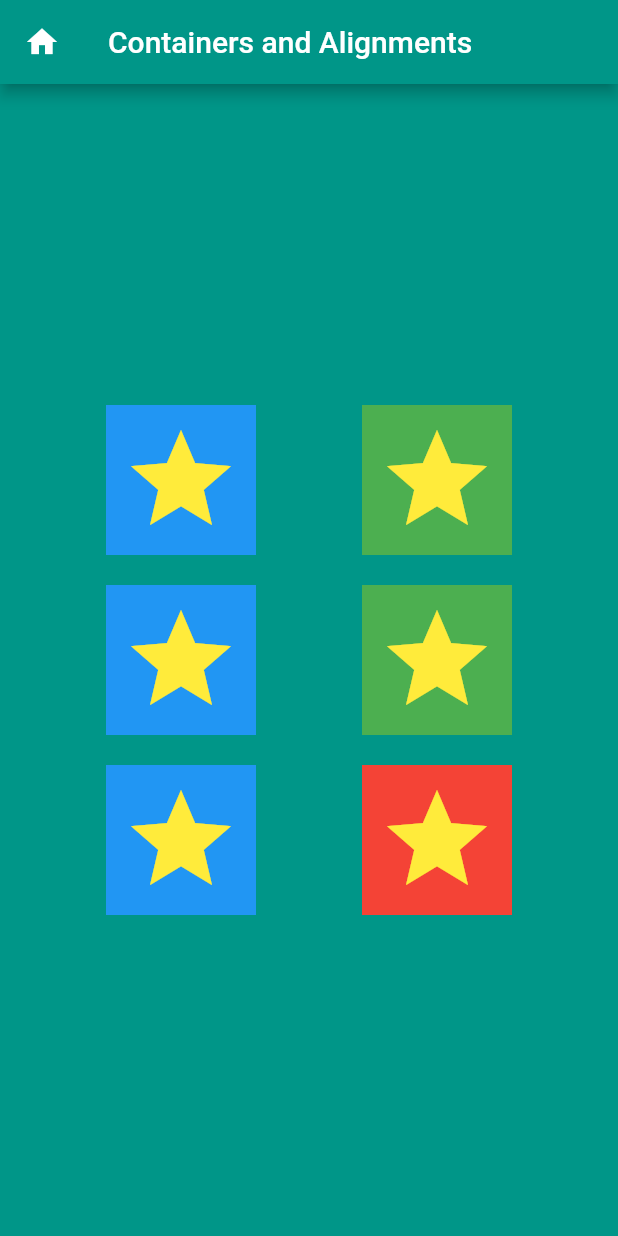
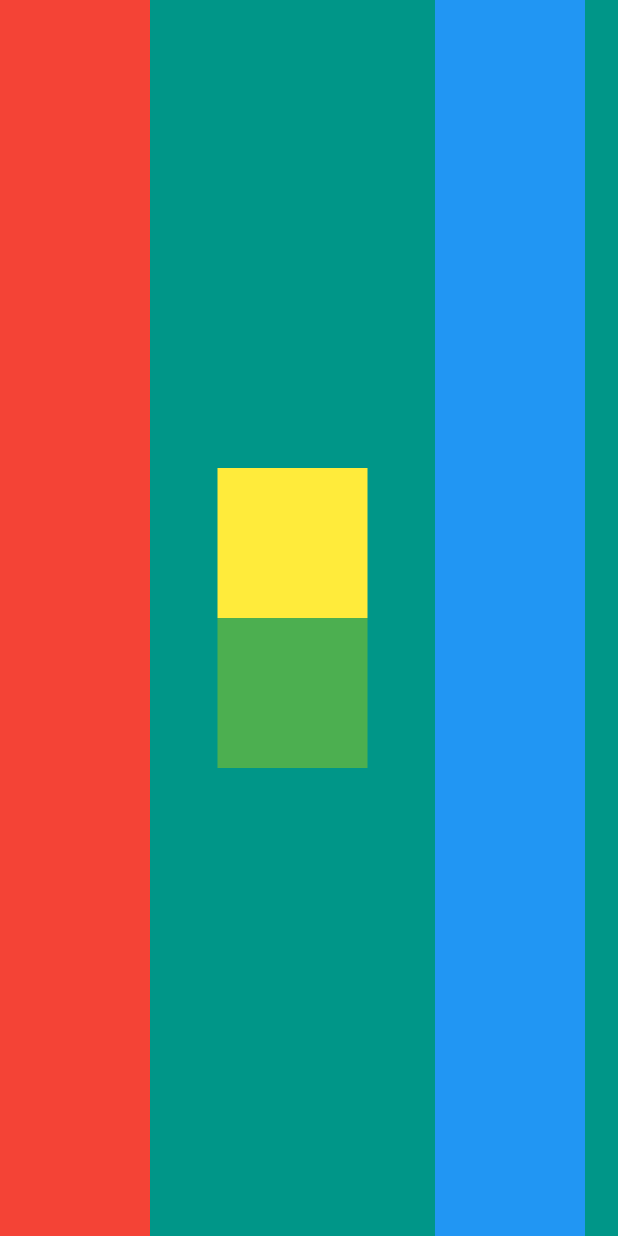
Before and after one commit to anupbaranwal/flutter_containers, a Flutter app: the screen it shows after launch, on a phone screen of 412 x 824 dp. Run offline on Flutter 3.47's test engine with Material 2 defaults, Android fonts, the phone set to English and light mode, and no system bars.

Commit message:
feat: change as per flutter layout challenge

```diff
--- a/lib/main.dart
+++ b/lib/main.dart
@@ -10,68 +10,43 @@ class MyApp extends StatelessWidget {
     return MaterialApp(
       debugShowCheckedModeBanner: false,
       home: Scaffold(
-        appBar: AppBar(backgroundColor: Colors.teal, title: Text('Containers and Alignments'),
-        leading: Icon(Icons.home,),),
         backgroundColor: Colors.teal,
-        body: Container(
-          child: Column(
-            mainAxisAlignment: MainAxisAlignment.center,
-            crossAxisAlignment: CrossAxisAlignment.end,
+        body: SafeArea(
+            child: Container(
+              child: Row(
+                mainAxisAlignment: MainAxisAlignment.start,
                 children: <Widget>[
                   Row(
-                mainAxisAlignment: MainAxisAlignment.spaceEvenly,
                     children: <Widget>[
                       Container(
-                    child: Icon(Icons.star, color: Colors.yellow, size: 80.0,),
+                        width: 100,
+                        color: Colors.red,
+                      ),
+                      SizedBox(width: 45,),
+                      Column(
+                        mainAxisAlignment: MainAxisAlignment.center,
+                        children: <Widget>[
+                          Container(
                             height: 100,
+                            width: 100,
+                            color: Colors.yellow,
+                          ),
+                          Container(
+                            height: 100,
+                            width: 100,
+                            color: Colors.green,
+                          ),
+                        ],
+                      ),
+                      SizedBox(width: 45,),
+                      Container(
                         width: 100,
                         color: Colors.blue,
                       ),
-                  Container(
-                    height: 100,
-                    child: Icon(Icons.star, color: Colors.yellow, size: 80.0,),
-                    width: 100,
-                    color: Colors.green,
-                  )
                     ],
                   ),
-              SizedBox(height: 20.0,),
-              Row(
-                mainAxisAlignment: MainAxisAlignment.spaceEvenly,
-                children: <Widget>[
-                  Container(
-                    height: 100,
-                    child: Icon(Icons.star, color: Colors.yellow, size: 80.0,),
-                    width: 100,
-                    color: Colors.blue,
-                  ),
-                  Container(
-                    height: 100,
-                    child: Icon(Icons.star, color: Colors.yellow, size: 80.0,),
-                    width: 100,
-                    color: Colors.green,
-                  )
                 ],
               ),
-              SizedBox(height: 20.0,),
-              Row(
-                mainAxisAlignment: MainAxisAlignment.spaceEvenly,
-                children: <Widget>[
-                  Container(
-                    height: 100,
-                    child: Icon(Icons.star, color: Colors.yellow, size: 80.0,),
-                    width: 100,
-                    color: Colors.blue,
-                  ),
-                  Container(
-                    height: 100,
-                    child: Icon(Icons.star, color: Colors.yellow, size: 80.0,),
-                    width: 100,
-                    color: Colors.red,
-                  )
-                ],
-              )
-            ],
           ),
         ),
       ),
```
Lines whose indentation alone changed are shown as unchanged.
